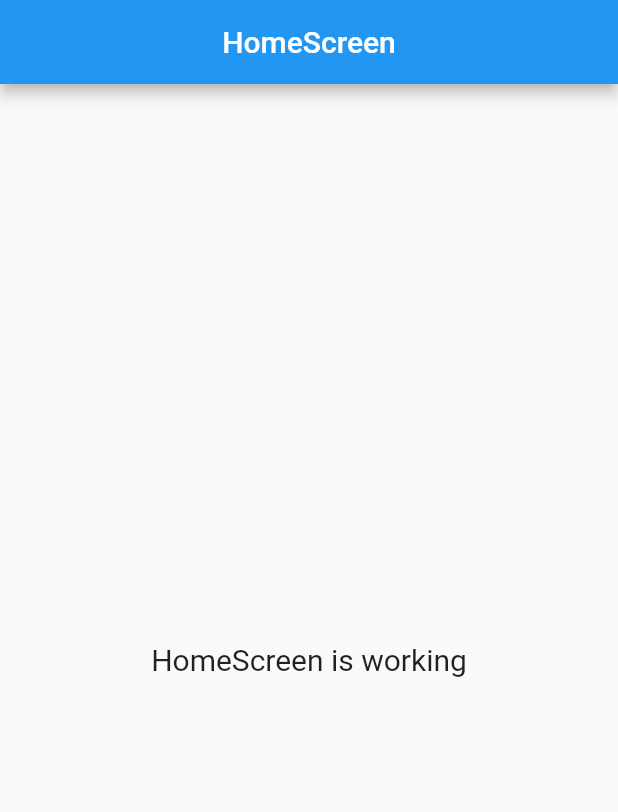
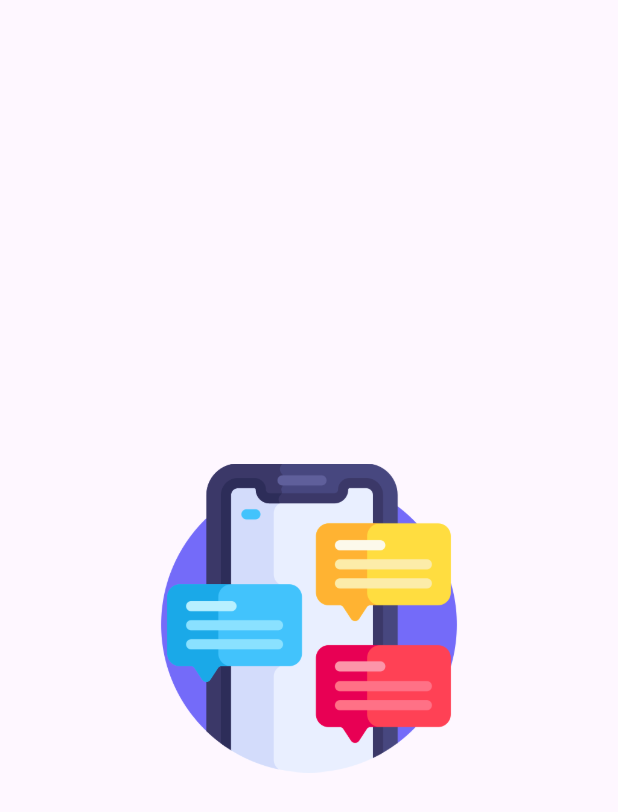
Before and after one commit to milzamhibatullah/getx_gpt_example, a Flutter app: the first screen one second after launch, on a phone screen of 412 x 824 dp. Shown: the top 812 px of the screen. Run offline on Flutter 3.47's test engine with Material 2 defaults, Android fonts, the phone set to English and light mode, and no system bars; our stand-ins replace firebase_core, get; accounts and stored records are empty.

Commit message:
setup splash screen

```diff
--- a/lib/infrastructure/navigation/bindings/controllers/controllers_bindings.dart
+++ b/lib/infrastructure/navigation/bindings/controllers/controllers_bindings.dart
@@ -1 +1,3 @@
+export 'package:getx_gpt_example/infrastructure/navigation/bindings/controllers/auth.controller.binding.dart';
 export 'package:getx_gpt_example/infrastructure/navigation/bindings/controllers/home.controller.binding.dart';
+export 'package:getx_gpt_example/infrastructure/navigation/bindings/controllers/splash.controller.binding.dart';
--- /dev/null
+++ b/lib/infrastructure/navigation/bindings/controllers/splash.controller.binding.dart
@@ -0,0 +1,10 @@
+import 'package:get/get.dart';
+
+import '../../../../presentation/splash/controllers/splash.controller.dart';
+
+class SplashControllerBinding extends Bindings {
+  @override
+  void dependencies() {
+    Get.put(SplashController());
+  }
+}
--- a/lib/infrastructure/navigation/navigation.dart
+++ b/lib/infrastructure/navigation/navigation.dart
@@ -31,5 +31,15 @@ class Nav {
       page: () => const HomeScreen(),
       binding: HomeControllerBinding(),
     ),
+    GetPage(
+      name: Routes.SPLASH,
+      page: () => const SplashScreen(),
+      binding: SplashControllerBinding(),
+    ),
+    GetPage(
+      name: Routes.AUTH,
+      page: () => const AuthScreen(),
+      binding: AuthControllerBinding(),
+    ),
   ];
 }
--- a/lib/infrastructure/navigation/routes.dart
+++ b/lib/infrastructure/navigation/routes.dart
@@ -1,8 +1,10 @@
 class Routes {
   static Future<String> get initialRoute async {
-    // TODO: implement method
-    return HOME;
+    /// setup where screen to be initial
+    return SPLASH;
   }
 
   static const HOME = '/home';
+  static const SPLASH = '/splash';
+  static const AUTH = '/auth';
 }
--- a/lib/main.dart
+++ b/lib/main.dart
@@ -18,6 +18,9 @@ class Main extends StatelessWidget {
   Widget build(BuildContext context) {
     return GetMaterialApp(
       initialRoute: initialRoute,
+      theme: ThemeData(
+        useMaterial3: true,
+      ),
       getPages: Nav.routes,
     );
   }
--- a/lib/presentation/screens.dart
+++ b/lib/presentation/screens.dart
@@ -1 +1,3 @@
+export 'package:getx_gpt_example/presentation/auth/auth.screen.dart';
 export 'package:getx_gpt_example/presentation/home/home.screen.dart';
+export 'package:getx_gpt_example/presentation/splash/splash.screen.dart';
--- /dev/null
+++ b/lib/presentation/splash/splash.screen.dart
@@ -0,0 +1,17 @@
+import 'package:flutter/material.dart';
+
+import 'package:get/get.dart';
+
+import 'controllers/splash.controller.dart';
+
+class SplashScreen extends GetView<SplashController> {
+  const SplashScreen({Key? key}) : super(key: key);
+  @override
+  Widget build(BuildContext context) {
+    return Scaffold(
+      body:  Center(
+        child: Image.asset('assets/icon/chat.png',height: Get.width/2,)
+      ),
+    );
+  }
+}
--- a/pubspec.yaml
+++ b/pubspec.yaml
@@ -10,6 +10,8 @@ dependencies:
   get: 4.6.5
   flutter:
     sdk: flutter
+  firebase_core: ^2.13.0
+  firebase_auth: ^4.6.1
 
 dev_dependencies:
   flutter_lints: ^2.0.0
@@ -18,3 +20,5 @@ dev_dependencies:
 
 flutter:
   uses-material-design: true
+  assets:
+    - assets/icon/
```
Also changed, not shown: lib/infrastructure/navigation/bindings/controllers/auth.controller.binding.dart (added, +12 -0 lines), lib/presentation/auth/auth.screen.dart (added, +24 -0 lines), lib/presentation/auth/controllers/auth.controller.dart (added, +23 -0 lines), lib/presentation/splash/controllers/splash.controller.dart (added, +25 -0 lines), assets/icon/chat.png (added), pubspec.lock, 6 other files.
